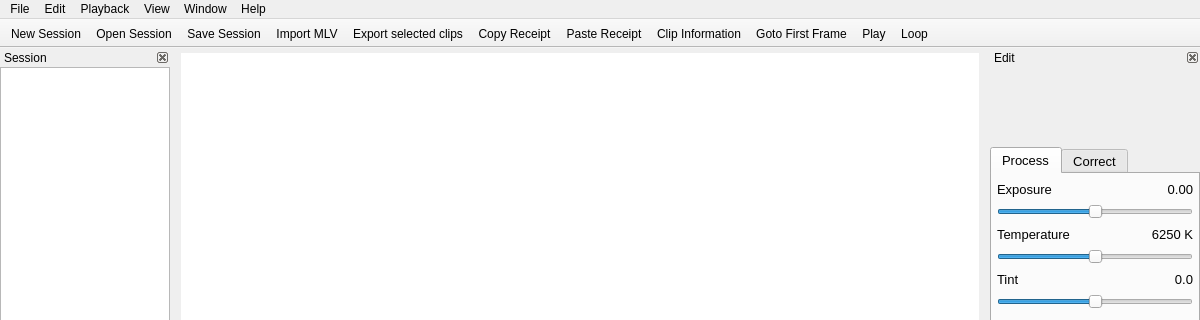
The window that platform/qt/MainWindow.ui (ilia3101/MLV-App) describes before a commit, drawn with Qt 5; both pictures show x 0 to 1200 and y 0 to 320 of the 1200 by 766 pixel window.
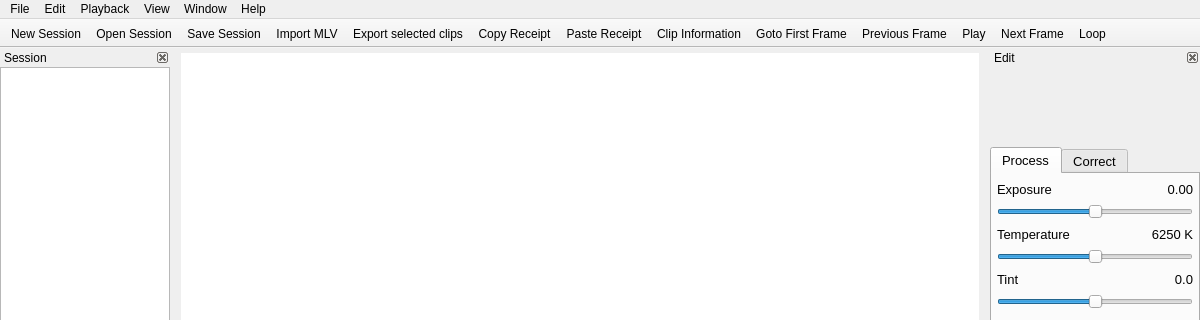
The same window after the commit. Icons and pictures are not drawn. Custom widgets are drawn as their Qt base class.

Commit message: QtApp: Added actions for next & previous frame

The edit to the form file:
```diff
--- a/platform/qt/MainWindow.ui
+++ b/platform/qt/MainWindow.ui
@@ -216,7 +216,9 @@
    <addaction name="actionPasteReceipt"/>
    <addaction name="actionClip_Information"/>
    <addaction name="actionGoto_First_Frame"/>
+   <addaction name="actionPreviousFrame"/>
    <addaction name="actionPlay"/>
+   <addaction name="actionNextFrame"/>
    <addaction name="actionLoop"/>
   </widget>
   <widget class="QStatusBar" name="statusBar"/>
@@ -2058,6 +2060,24 @@
     <string>Zoom: 400%</string>
    </property>
   </action>
+  <action name="actionNextFrame">
+   <property name="icon">
+    <iconset resource="ressources.qrc">
+     <normaloff>:/AudioVideoIcons/AudioVideoIcons/forward-icon.png</normaloff>:/AudioVideoIcons/AudioVideoIcons/forward-icon.png</iconset>
+   </property>
+   <property name="text">
+    <string>Next Frame</string>
+   </property>
+  </action>
+  <action name="actionPreviousFrame">
+   <property name="icon">
+    <iconset resource="ressources.qrc">
+     <normaloff>:/AudioVideoIcons/AudioVideoIcons/rewind-icon.png</normaloff>:/AudioVideoIcons/AudioVideoIcons/rewind-icon.png</iconset>
+   </property>
+   <property name="text">
+    <string>Previous Frame</string>
+   </property>
+  </action>
  </widget>
  <layoutdefault spacing="6" margin="11"/>
  <customwidgets>
```
Left out of the diff: 2 changed lines with no effect on the pictures. The commit also changes 2 other files.
